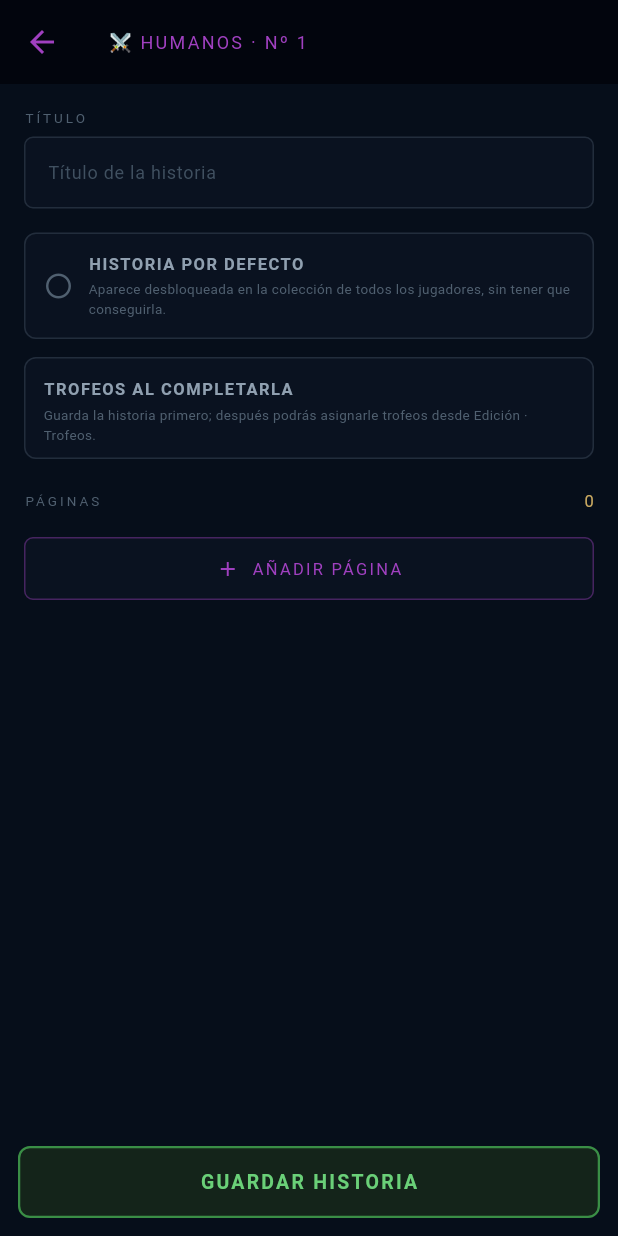
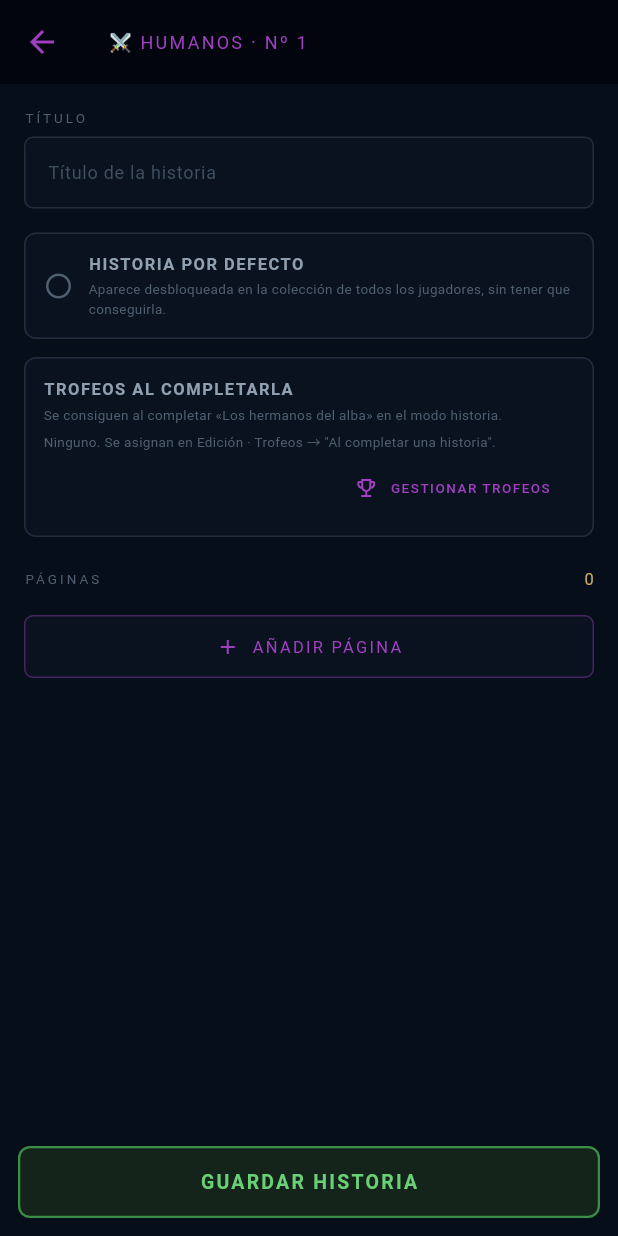
Before and after one commit to Daga89Mad/warzero, a Flutter app: the EdicionHistoriasScreen screen opened directly, after a tap on "1.", on a phone screen of 412 x 824 dp. Run offline on Flutter 3.47's test engine with Material 3 defaults, Android fonts, the phone set to English and light mode, and no system bars; our stand-ins replace cloud_firestore, firebase_auth, firebase_core, firebase_messaging, flutter_local_notifications, flutter_secure_storage and 2 more; accounts and stored records are empty; Roboto replaces fonts that are missing (Cinzel).

Commit message:
1.Arreglo edicion de trofeos

```diff
--- a/lib/services/historia_service.dart
+++ b/lib/services/historia_service.dart
@@ -40,6 +40,77 @@ class LluviaResultado {
     this.error = '',
     this.coords = const {},
   });
+}
+
+/// Una historia JUGABLE del modo historia (una entrada de la lista de
+/// ModoHistoriaScreen). Se identifica por el id de su PARTE 1 en el catálogo
+/// del servidor (`HistoriaCatalogo`, p. ej. 'demonios_1'): es el id que lanza
+/// la batalla y también el que guardan los trofeos de origen "historia"
+/// (`Trofeos.OrigenId`) y el servidor en `Jugadores/{uid}.modoHistoriaCompletada`
+/// al ganar la última parte.
+///
+/// No confundir con los documentos de la colección `Historias`: esos son el
+/// LORE (historias del juego para leer), que se abre al completar la historia
+/// jugable con el mismo ejército y orden.
+class HistoriaModoInfo {
+  /// Ejército de la campaña (pestaña): 1 Humanos · 2 Biónicos · 3 Demonios ·
+  /// 4 Nefilim.
+  final int ejercito;
+
+  /// Posición dentro de la campaña (1..10).
+  final int orden;
+
+  /// Id de la parte 1 en `HistoriaCatalogo` del servidor.
+  final String id;
+
+  final String titulo;
+
+  const HistoriaModoInfo({
+    required this.ejercito,
+    required this.orden,
+    required this.id,
+    required this.titulo,
+  });
+}
+
+/// Historias del modo historia ya disponibles. El resto de huecos de cada
+/// campaña salen bloqueados. Los ids DEBEN coincidir con `HistoriaDef.Id` de
+/// la parte 1 en HistoriaCatalogo.cs.
+const List<HistoriaModoInfo> kHistoriasModo = [
+  HistoriaModoInfo(
+    ejercito: 1,
+    orden: 1,
+    id: 'humanos_1',
+    titulo: 'Los hermanos del alba',
+  ),
+  HistoriaModoInfo(
+    ejercito: 2,
+    orden: 1,
+    id: 'bionicos_1',
+    titulo: 'La guardia de Izanagi',
+  ),
+  HistoriaModoInfo(
+    ejercito: 3,
+    orden: 1,
+    id: 'demonios_1',
+    titulo: 'El asedio de Diente de Invierno',
+  ),
+];
+
+/// Historia del modo historia con ese id, o null si no existe.
+HistoriaModoInfo? historiaModoPorId(String id) {
+  for (final h in kHistoriasModo) {
+    if (h.id == id) return h;
+  }
+  return null;
+}
+
+/// Historia del modo historia de ese ejército y orden, o null si no existe.
+HistoriaModoInfo? historiaModoDe(int ejercito, int orden) {
+  for (final h in kHistoriasModo) {
+    if (h.ejercito == ejercito && h.orden == orden) return h;
+  }
+  return null;
 }
 
 class HistoriaService {
--- a/lib/views/edicion_historias_screen.dart
+++ b/lib/views/edicion_historias_screen.dart
@@ -4,6 +4,7 @@ import 'package:cloud_firestore/cloud_firestore.dart';
 import 'package:flutter/material.dart';
 import '../models/lobby_model.dart'; // kEjercitos
 import '../models/trofeo_model.dart'; // TrofeoOrigen
+import '../services/historia_service.dart'; // historiaModoDe
 import 'edicion_trofeos_screen.dart';
 
 /// Pantalla de administración de HISTORIAS (solo editores). Mismo patrón que la
@@ -12,8 +13,10 @@ import 'edicion_trofeos_screen.dart';
 /// (imagen + descripción). Escribe directamente en la colección Firestore
 /// `Historias` (docs con Ejercito, Orden, Titulo, Paginas[]).
 ///
-/// TROFEOS: se asignan desde Edición · Trofeos ("al completar una historia").
-/// Aquí solo se MUESTRAN los asignados a cada historia. El campo `TrofeoId`
+/// TROFEOS: se asignan desde Edición · Trofeos ("al completar una historia") a
+/// las historias del MODO HISTORIA, no a estos documentos de lore. Este lore se
+/// abre al completar la historia jugable del mismo ejército y orden, así que
+/// aquí se MUESTRAN los trofeos de esa historia jugable. El campo `TrofeoId`
 /// del doc es el sistema anterior: el servidor lo sigue respetando y el editor
 /// solo permite quitarlo.
 class EdicionHistoriasScreen extends StatefulWidget {
@@ -34,8 +37,9 @@ class _EdicionHistoriasScreenState extends State<EdicionHistoriasScreen> {
   /// ejercito → orden → resumen
   final Map<int, Map<int, _HistoriaResumen>> _porEjercito = {};
 
-  /// Ids de historia que tienen algún trofeo ACTIVO asignado desde el editor
-  /// de trofeos. Solo para pintar el 🏆 en el slot.
+  /// Ids de historias del MODO HISTORIA que tienen algún trofeo ACTIVO
+  /// asignado desde el editor de trofeos. Solo para pintar el 🏆 en el slot
+  /// del lore con el mismo ejército y orden.
   Set<String> _conTrofeo = const {};
 
   @override
@@ -190,7 +194,9 @@ class _EdicionHistoriasScreenState extends State<EdicionHistoriasScreen> {
                     numPaginas: r?.numPaginas ?? 0,
                     existe: r != null,
                     conTrofeo: r != null &&
-                        (r.trofeoId.isNotEmpty || _conTrofeo.contains(r.docId)),
+                        (r.trofeoId.isNotEmpty ||
+                            _conTrofeo.contains(
+                                historiaModoDe(_ejercitoSel, orden)?.id)),
                     onTap: () => _editar(orden),
                   );
                 },
@@ -359,13 +365,19 @@ class _EditorHistoriaState extends State<_EditorHistoria> {
   /// volver de Edición · Trofeos). Si la lectura falla se queda vacío.
   List<_TrofeoRef> _trofeos = const [];
 
-  /// Trofeos asignados a ESTA historia desde el editor de trofeos.
-  List<_TrofeoRef> get _asignados => _docId == null
-      ? const []
-      : _trofeos
-          .where(
-              (t) => t.origen == TrofeoOrigen.historia && t.origenId == _docId)
-          .toList();
+  /// Historia del MODO HISTORIA con el mismo ejército y orden que este lore
+  /// (la que, al completarla, lo abre y da sus trofeos). null si no hay.
+  HistoriaModoInfo? get _historiaModo =>
+      historiaModoDe(widget.ejercito, widget.orden);
+
+  /// Trofeos que se consiguen al completar esa historia del modo historia.
+  List<_TrofeoRef> get _asignados {
+    final h = _historiaModo;
+    if (h == null) return const [];
+    return _trofeos
+        .where((t) => t.origen == TrofeoOrigen.historia && t.origenId == h.id)
+        .toList();
+  }
 
   /// El trofeo antiguo resuelto contra el catálogo, o null si ya no existe.
   _TrofeoRef? get _trofeoLegado {
@@ -723,8 +735,9 @@ class _EditorHistoriaState extends State<_EditorHistoria> {
     );
   }
 
-  /// Trofeos que da esta historia. Solo lectura: se asignan en Edición ·
-  /// Trofeos ("al completar una historia"), a la que lleva el botón.
+  /// Trofeos que da la historia del modo historia de este hueco. Solo
+  /// lectura: se asignan en Edición · Trofeos ("al completar una historia"),
+  /// a la que lleva el botón.
   Widget _panelTrofeos() {
     const oro = Color(0xFFC8A860);
     const tenue = Color(0xFF506070);
@@ -788,20 +801,19 @@ class _EditorHistoriaState extends State<_EditorHistoria> {
               color: hayAlgo ? oro : const Color(0xFF90A0B0),
             ),
           ),
-          if (_docId == null)
-            const Padding(
-              padding: EdgeInsets.only(top: 4),
-              child: Text(
-                'Guarda la historia primero; después podrás asignarle trofeos '
-                'desde Edición · Trofeos.',
-                style: TextStyle(
-                    fontSize: 9,
-                    fontFamily: 'Cinzel',
-                    height: 1.4,
-                    color: tenue),
-              ),
-            )
-          else if (!hayAlgo)
+          Padding(
+            padding: const EdgeInsets.only(top: 4),
+            child: Text(
+              _historiaModo == null
+                  ? 'Este hueco aún no tiene historia en el modo historia, así '
+                      'que no da trofeos.'
+                  : 'Se consiguen al completar «${_historiaModo!.titulo}» en el '
+                      'modo historia.',
+              style: const TextStyle(
+                  fontSize: 9, fontFamily: 'Cinzel', height: 1.4, color: tenue),
+            ),
+          ),
+          if (_historiaModo != null && !hayAlgo)
             const Padding(
               padding: EdgeInsets.only(top: 4),
               child: Text(
@@ -838,7 +850,7 @@ class _EditorHistoriaState extends State<_EditorHistoria> {
                         color: Color(0xFFE06060))),
               ),
             ),
-          if (_docId != null)
+          if (_historiaModo != null)
             Align(
               alignment: Alignment.centerRight,
               child: TextButton.icon(
```
Also changed, not shown: lib/views/edicion_trofeos_screen.dart (+45 -145 lines), lib/views/modo_historia_screen.dart (+4 -19 lines).
